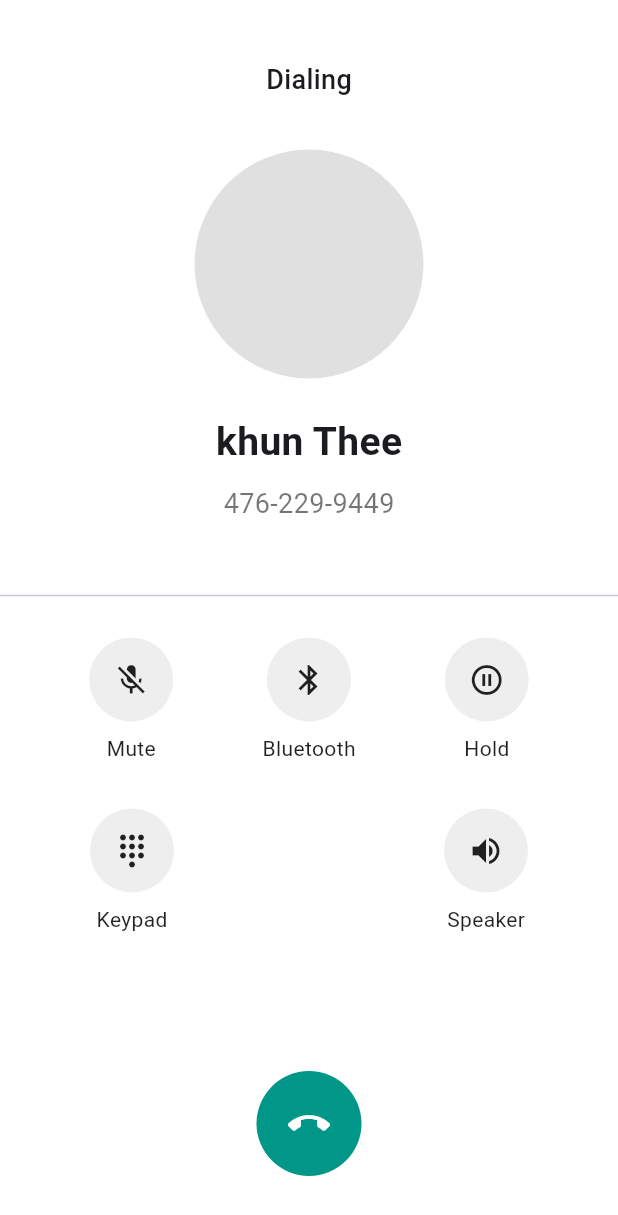
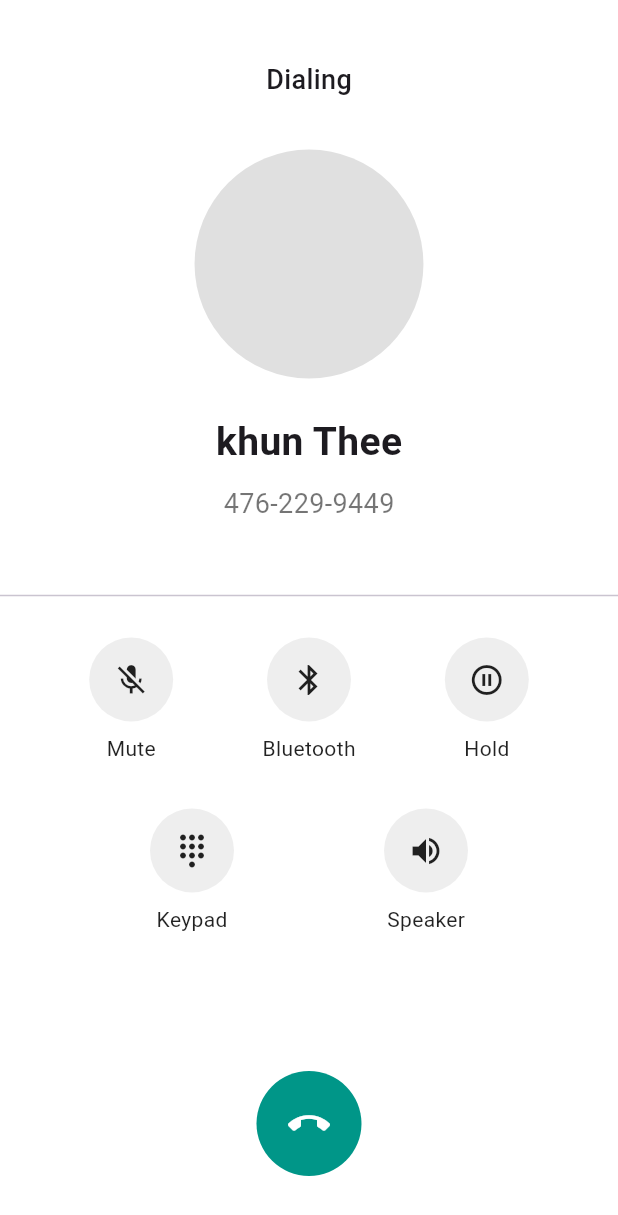
Before and after one commit to AMRITA134/tink-her-hack_4.0, a Flutter app: the CallConnectedScreen screen opened directly, on a phone screen of 412 x 824 dp. Shown: the top 1215 px of the screen. Run offline on Flutter 3.47's test engine with Material 3 defaults, Android fonts, the phone set to English and light mode, and no system bars; our stand-ins replace audioplayers, geolocator, permission_handler.

Commit message:
added the call conneced screen

```diff
--- a/lib/main.dart
+++ b/lib/main.dart
@@ -439,12 +439,12 @@ class _FakeCallScreenState extends State<FakeCallScreen> {
 // ==========================
 // 🔥 CALL CONNECTED SCREEN
 // ==========================
-
 class CallConnectedScreen extends StatefulWidget {
   const CallConnectedScreen({super.key});
 
   @override
-  State<CallConnectedScreen> createState() => _CallConnectedScreenState();
+  State<CallConnectedScreen> createState() =>
+      _CallConnectedScreenState();
 }
 
 class _CallConnectedScreenState extends State<CallConnectedScreen>
@@ -456,7 +456,6 @@ class _CallConnectedScreenState extends State<CallConnectedScreen>
   void initState() {
     super.initState();
 
-    // Animated pulse effect
     _controller = AnimationController(
       vsync: this,
       duration: const Duration(seconds: 2),
@@ -474,6 +473,7 @@ class _CallConnectedScreenState extends State<CallConnectedScreen>
 
   Widget _callOption(IconData icon, String label) {
     return Column(
+      mainAxisSize: MainAxisSize.min,
       children: [
         CircleAvatar(
           radius: 28,
@@ -481,7 +481,9 @@ class _CallConnectedScreenState extends State<CallConnectedScreen>
           child: Icon(icon, color: Colors.black87),
         ),
         const SizedBox(height: 8),
-        Text(label, style: const TextStyle(color: Colors.black87)),
+        Text(label,
+            style: const TextStyle(
+                color: Colors.black87, fontSize: 14)),
       ],
     );
   }
@@ -491,6 +493,13 @@ class _CallConnectedScreenState extends State<CallConnectedScreen>
     return Scaffold(
       backgroundColor: Colors.white,
       body: SafeArea(
+        child: LayoutBuilder(
+          builder: (context, constraints) {
+            return SingleChildScrollView(
+              child: ConstrainedBox(
+                constraints:
+                    BoxConstraints(minHeight: constraints.maxHeight),
+                child: IntrinsicHeight(
                   child: Column(
                     children: [
 
@@ -505,12 +514,13 @@ class _CallConnectedScreenState extends State<CallConnectedScreen>
 
                       const SizedBox(height: 40),
 
-            // Animated Profile Circle
+                      // Animated Profile
                       ScaleTransition(
                         scale: _animation,
                         child: CircleAvatar(
                           radius: 70,
-                backgroundColor: Colors.grey.shade300,
+                          backgroundColor:
+                              Colors.grey.shade300,
                         ),
                       ),
 
@@ -538,27 +548,32 @@ class _CallConnectedScreenState extends State<CallConnectedScreen>
 
                       const SizedBox(height: 20),
 
-            // Call Options Row 1
+                      // Row 1
                       Row(
                         mainAxisAlignment:
                             MainAxisAlignment.spaceEvenly,
                         children: [
-                _callOption(Icons.mic_off, "Mute"),
-                _callOption(Icons.bluetooth, "Bluetooth"),
-                _callOption(Icons.pause_circle_outline, "Hold"),
+                          _callOption(
+                              Icons.mic_off, "Mute"),
+                          _callOption(Icons.bluetooth,
+                              "Bluetooth"),
+                          _callOption(
+                              Icons.pause_circle_outline,
+                              "Hold"),
                         ],
                       ),
 
                       const SizedBox(height: 30),
 
-            // Call Options Row 2
+                      // Row 2
                       Row(
                         mainAxisAlignment:
                             MainAxisAlignment.spaceEvenly,
                         children: [
-                _callOption(Icons.dialpad, "Keypad"),
-                const SizedBox(width: 60),
-                _callOption(Icons.volume_up, "Speaker"),
+                          _callOption(
+                              Icons.dialpad, "Keypad"),
+                          _callOption(Icons.volume_up,
+                              "Speaker"),
                         ],
                       ),
 
@@ -566,13 +581,16 @@ class _CallConnectedScreenState extends State<CallConnectedScreen>
 
                       // End Call Button
                       Padding(
-              padding: const EdgeInsets.only(bottom: 40),
+                        padding:
+                            const EdgeInsets.only(bottom: 40),
                         child: CircleAvatar(
                           radius: 35,
                           backgroundColor: Colors.teal,
                           child: IconButton(
-                  icon: const Icon(Icons.call_end,
-                      color: Colors.white, size: 28),
+                            icon: const Icon(
+                                Icons.call_end,
+                                color: Colors.white,
+                                size: 28),
                             onPressed: () {
                               Navigator.pop(context);
                             },
@@ -582,6 +600,11 @@ class _CallConnectedScreenState extends State<CallConnectedScreen>
                     ],
                   ),
                 ),
+              ),
+            );
+          },
+        ),
+      ),
     );
   }
 }
```
Lines whose indentation alone changed are shown as unchanged.
